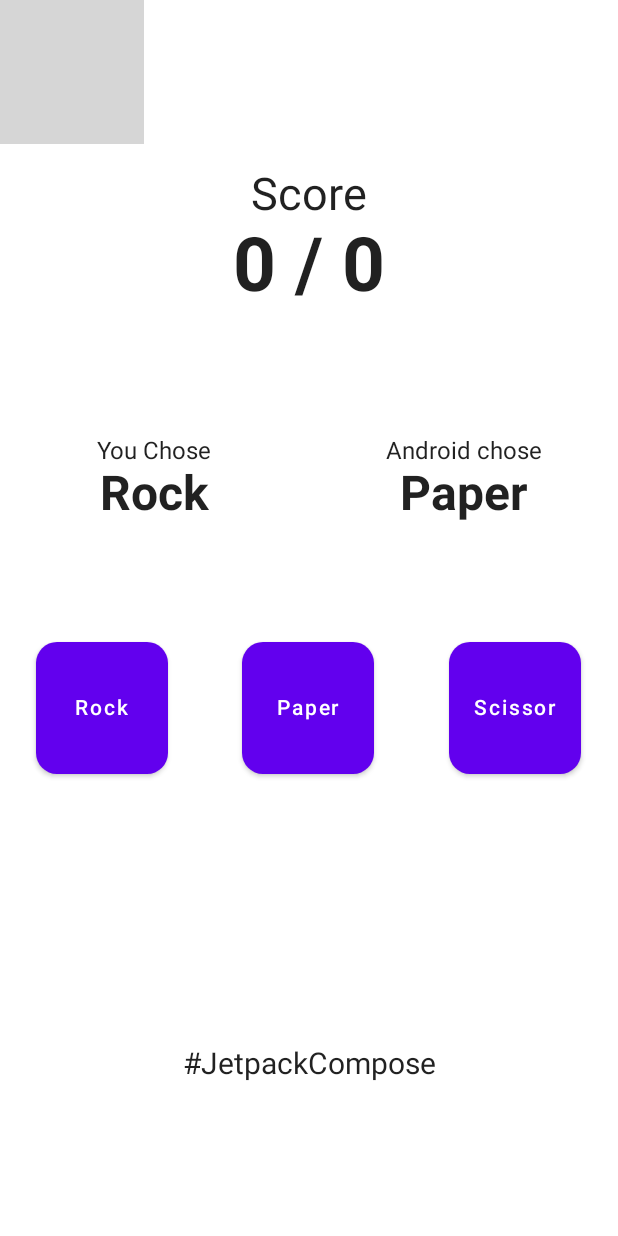
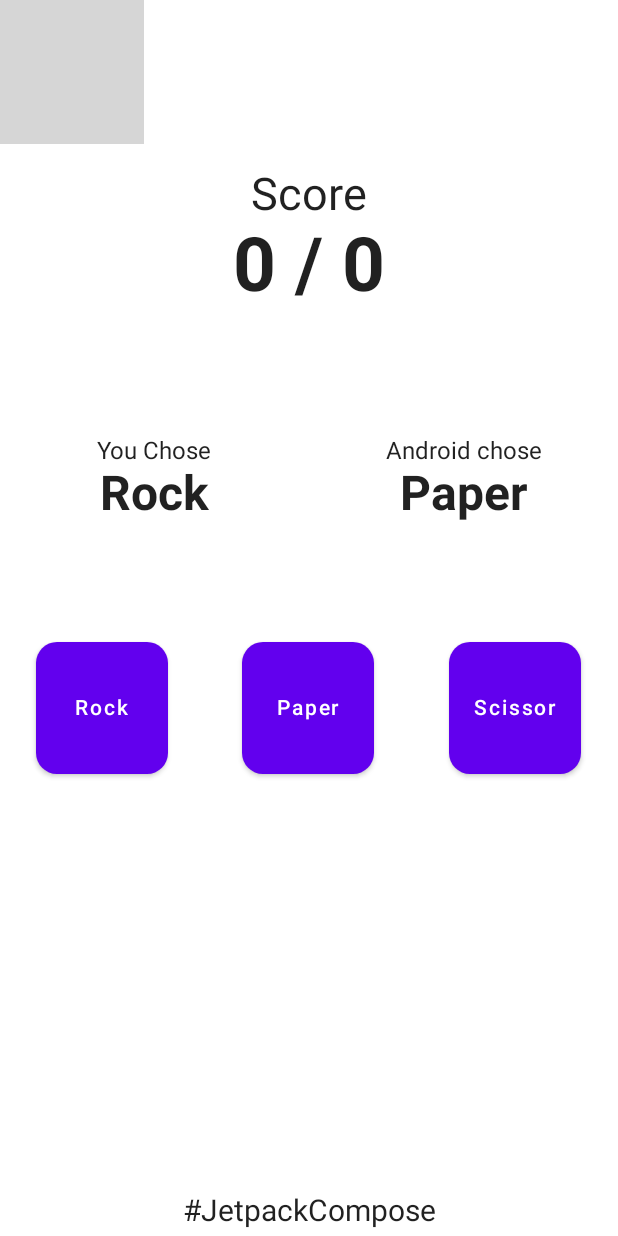
Before and after one commit to mshivam019/RPS, an Android app built with Jetpack Compose: the screen it shows after launch (MainActivity), on a phone screen of 412 x 824 dp. Run offline under Robolectric (Android 15) with nearby library versions, the phone set to English and light mode, and no system bars; grey boxes are pictures that could not be loaded.

Commit message:
Add files via upload

```diff
--- a/app/src/main/java/com/shivam/thursdaytrivia2/MainActivity.kt
+++ b/app/src/main/java/com/shivam/thursdaytrivia2/MainActivity.kt
@@ -181,7 +181,7 @@ fun Rockpaper() {
             }
             Column(
                 Modifier
-                    .fillMaxWidth(0.9999f)
+                    .fillMaxWidth()
                     .wrapContentWidth(Alignment.CenterHorizontally)
             ) {
                 Rockpbutton(bvlaue = "Scissor") {
@@ -198,8 +198,7 @@ fun Rockpaper() {
 
         }
         Row(
-            verticalAlignment = Alignment.Bottom, modifier = Modifier
-                .height(200.dp)
+            verticalAlignment = Alignment.Bottom, modifier = Modifier.fillMaxHeight()
         ) {
             Spacer(modifier = Modifier.weight(1f))
             Text(
```
